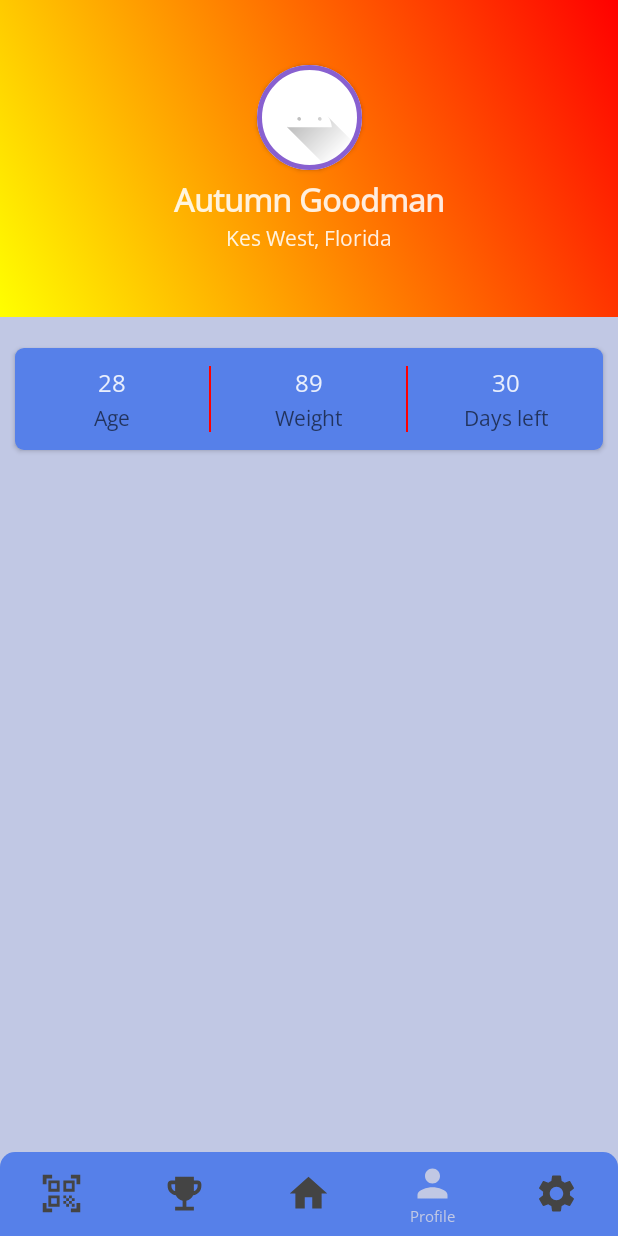
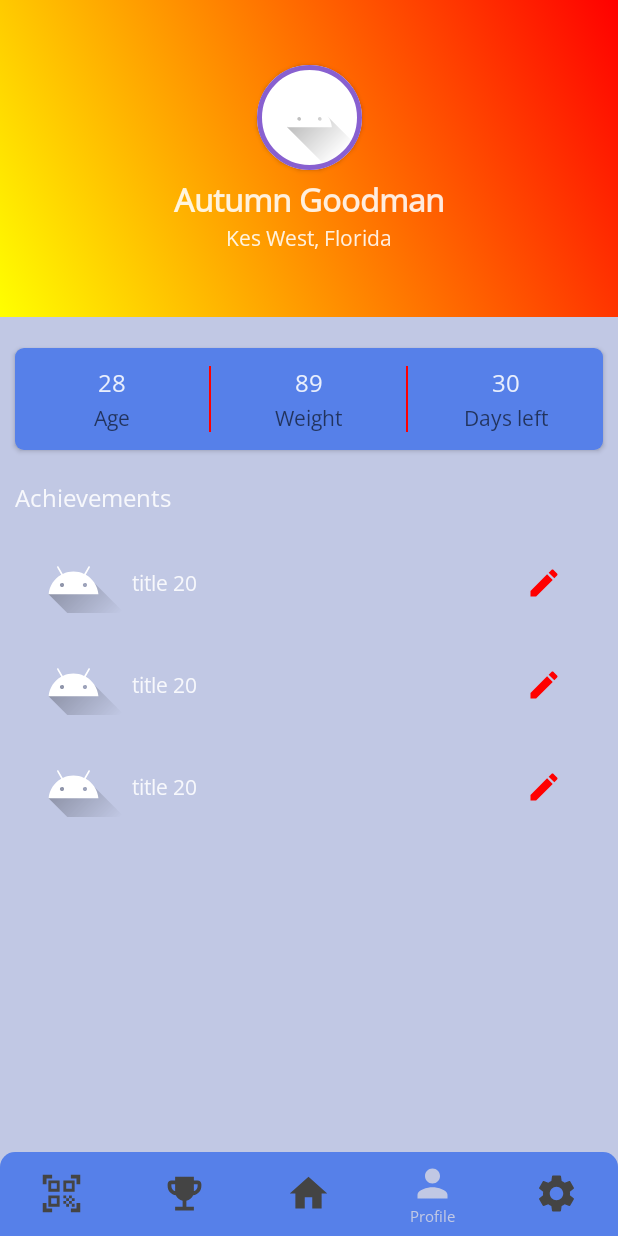
Before and after one commit to Boze-noob/JetpackComposeEdu, an Android app built with Jetpack Compose: the ProfileScreen screen opened through its navigation route, on a phone screen of 412 x 824 dp. Run offline under Robolectric (Android 15) with nearby library versions, the phone set to English and light mode, and no system bars.

Commit message:
Achievement Profile UI

```diff
--- /dev/null
+++ b/app/src/main/java/com/applid/gym/domain/models/profile/Achievement.kt
@@ -0,0 +1,7 @@
+package com.applid.gym.domain.models.profile
+
+data class Achievement(
+    val image: Int,
+    val title : String,
+    val achievementData: Int
+    )
--- a/app/src/main/java/com/applid/gym/ui/screens/profile_screen/ProfileScreen.kt
+++ b/app/src/main/java/com/applid/gym/ui/screens/profile_screen/ProfileScreen.kt
@@ -8,18 +8,25 @@ import androidx.compose.runtime.Composable
 import androidx.compose.ui.Alignment
 import androidx.compose.ui.Modifier
 import androidx.compose.ui.unit.dp
+import com.applid.gym.R
+import com.applid.gym.domain.models.profile.Achievement
 import com.applid.gym.ui.screens.profile_screen.common.AppBar
 import com.applid.gym.ui.screens.profile_screen.common.BasicInfo
+import com.applid.gym.ui.screens.profile_screen.common.achievements.Achievements
 
 @Composable
 fun ProfileScreen() {
+
+    val achievements = List(3){Achievement(image = R.drawable.ic_launcher_foreground, title = "title", achievementData = 20)}
+
     Column(
         modifier = Modifier
             .fillMaxSize()
-            .verticalScroll(rememberScrollState()),
     ) {
         AppBar()
         Spacer(modifier = Modifier.height(15.dp))
         BasicInfo()
+        Spacer(modifier = Modifier.height(15.dp))
+        Achievements(achievement = achievements)
     }
 }
--- /dev/null
+++ b/app/src/main/java/com/applid/gym/ui/screens/profile_screen/common/achievements/AchievementItem.kt
@@ -0,0 +1,48 @@
+package com.applid.gym.ui.screens.profile_screen.common.achievements
+
+import androidx.compose.foundation.Image
+import androidx.compose.foundation.layout.*
+import androidx.compose.material.Icon
+import androidx.compose.material.IconButton
+import androidx.compose.material.Text
+import androidx.compose.material.icons.Icons
+import androidx.compose.material.icons.filled.Add
+import androidx.compose.material.icons.filled.Edit
+import androidx.compose.runtime.Composable
+import androidx.compose.ui.Alignment
+import androidx.compose.ui.Modifier
+import androidx.compose.ui.graphics.Color
+import androidx.compose.ui.layout.ContentScale
+import androidx.compose.ui.res.painterResource
+import androidx.compose.ui.unit.dp
+
+@Composable
+fun AchievementItem(image: Int, title : String, achievementData: Int) {
+    Row(
+        verticalAlignment = Alignment.CenterVertically,
+        modifier = Modifier.fillMaxWidth().padding(vertical = 10.dp)
+    ) {
+        Image(
+            painterResource(image),
+            contentDescription = "",
+            contentScale = ContentScale.Crop,
+            modifier = Modifier
+                .width(40.dp)
+                .height(40.dp)
+                .weight(1F)
+        )
+        Text(text = "$title $achievementData", modifier = Modifier.weight(3F))
+        IconButton(
+            onClick = {},
+            modifier = Modifier.weight(1F)
+        ){
+            Icon(
+                Icons.Filled.Edit,
+                contentDescription = "Localized description",
+                tint = Color.Red
+            )
+        }
+
+
+    }
+}
--- /dev/null
+++ b/app/src/main/java/com/applid/gym/ui/screens/profile_screen/common/achievements/Achievements.kt
@@ -0,0 +1,31 @@
+package com.applid.gym.ui.screens.profile_screen.common.achievements
+
+import androidx.compose.foundation.layout.Column
+import androidx.compose.foundation.layout.Spacer
+import androidx.compose.foundation.layout.height
+import androidx.compose.foundation.layout.padding
+import androidx.compose.foundation.lazy.LazyColumn
+import androidx.compose.foundation.lazy.items
+import androidx.compose.material.MaterialTheme
+import androidx.compose.material.Text
+import androidx.compose.runtime.Composable
+import androidx.compose.ui.Modifier
+import androidx.compose.ui.unit.dp
+import com.applid.gym.domain.models.profile.Achievement
+
+
+@Composable
+fun Achievements(achievement: List<Achievement>){
+    Column(
+        modifier = Modifier.
+        padding(horizontal = 10.dp)
+    ) {
+        Text(text = "Achievements", style = MaterialTheme.typography.h3)
+        Spacer(modifier = Modifier.height(12.dp))
+        LazyColumn {
+            items(achievement) { item ->
+                AchievementItem(image = item.image, title = item.title , achievementData = item.achievementData )
+            }
+        }
+    }
+}
```
